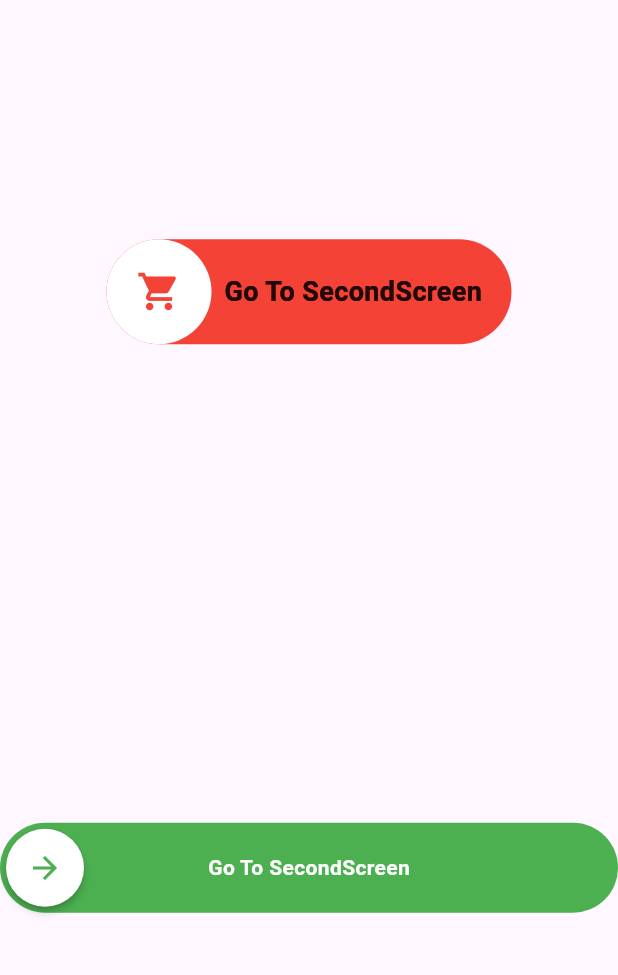
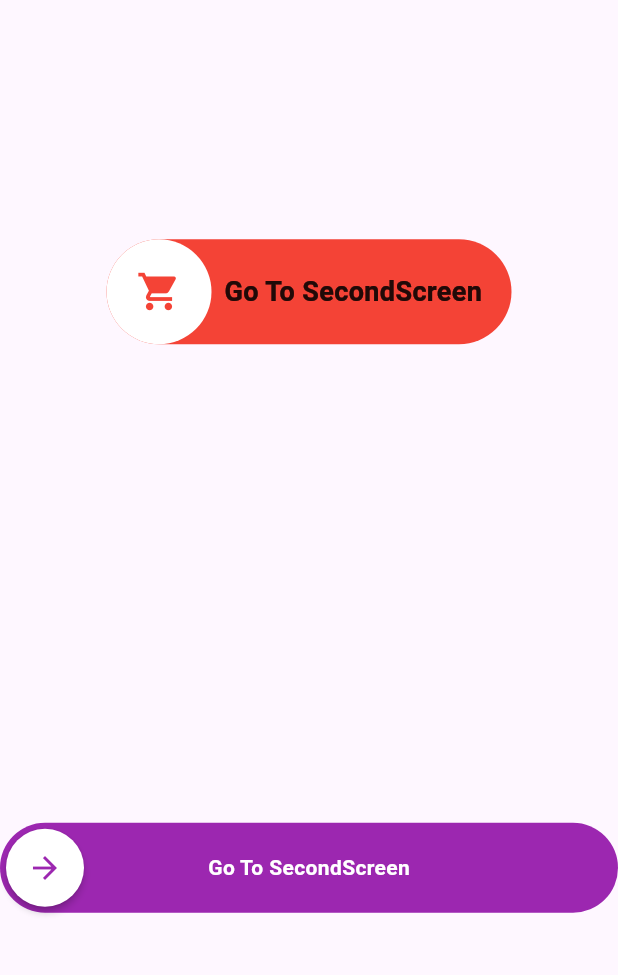
Before and after one commit to Ratndeep1999/buttons, a Flutter app: the SlidingButtons screen opened directly, on a phone screen of 412 x 824 dp, the part 84-1059 px from its top. Run offline on Flutter 3.47's test engine with Material 3 defaults, Android fonts, the phone set to English and light mode, and no system bars; drawn by our look-alikes of slider_button, swipeable_button_view; our stand-ins replace slide_to_act.

Commit message:
2 sliding buttons add

```diff
--- a/lib/sliding_buttons.dart
+++ b/lib/sliding_buttons.dart
@@ -56,10 +56,11 @@ class _SlidingButtonsState extends State<SlidingButtons> {
               ),
 
               /// swipeable_button_view
+              // Best for On boarding Screen
               SwipeableButtonView(
                 buttonText: "Go To SecondScreen",
-                buttonWidget: Icon(Icons.arrow_forward, color: Colors.green),
-                activeColor: Colors.green,
+                buttonWidget: Icon(Icons.arrow_forward, color: Colors.purple),
+                activeColor: Colors.purple,
                 isFinished: isFinished,
                 onWaitingProcess: () {
                   Future.delayed(Duration(seconds: 2), () {
```
